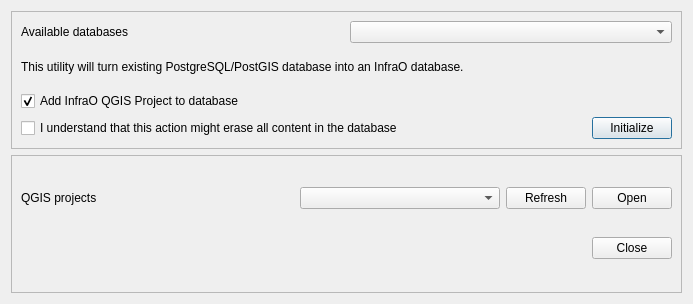
GispoCoding/infrao-plugin, file infrao/resources/ui/db_init.ui: the form before one commit.
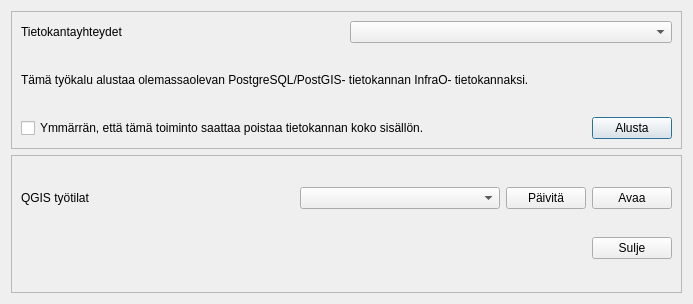
The form after the commit.

What changed in the file:
```diff
--- a/infrao/resources/ui/db_init.ui
+++ b/infrao/resources/ui/db_init.ui
@@ -31,7 +31,7 @@
         <x>0</x>
         <y>0</y>
         <width>673</width>
-        <height>173</height>
+        <height>138</height>
        </rect>
       </property>
       <layout class="QGridLayout" name="gridLayout_2">
@@ -40,7 +40,7 @@
          <item>
           <widget class="QLabel" name="label">
            <property name="text">
-            <string>Available databases</string>
+            <string>Tietokantayhteydet</string>
            </property>
           </widget>
          </item>
@@ -49,12 +49,12 @@
          </item>
         </layout>
        </item>
-       <item row="3" column="0">
+       <item row="2" column="0">
         <layout class="QHBoxLayout" name="horizontalLayout_3">
          <item>
           <widget class="QCheckBox" name="agreedCheckBox">
            <property name="text">
-            <string>I understand that this action might erase all content in the database</string>
+            <string>Ymmärrän, että tämä toiminto saattaa poistaa tietokannan koko sisällön.</string>
            </property>
           </widget>
          </item>
@@ -74,26 +74,16 @@
          <item>
           <widget class="QPushButton" name="btnDbInitialize">
            <property name="text">
-            <string>Initialize</string>
+            <string>Alusta</string>
            </property>
           </widget>
          </item>
         </layout>
        </item>
-       <item row="2" column="0">
-        <widget class="QCheckBox" name="projectCheckBox">
-         <property name="text">
-          <string>Add InfraO QGIS Project to database</string>
-         </property>
-         <property name="checked">
-          <bool>true</bool>
-         </property>
-        </widget>
-       </item>
        <item row="1" column="0">
         <widget class="QLabel" name="label_4">
          <property name="text">
-          <string>&lt;html&gt;&lt;head/&gt;&lt;body&gt;&lt;p&gt;This utility will turn existing PostgreSQL/PostGIS database into an InfraO database.&lt;/p&gt;&lt;/body&gt;&lt;/html&gt;</string>
+          <string>&lt;html&gt;&lt;head/&gt;&lt;body&gt;&lt;p&gt;Tämä työkalu alustaa olemassaolevan PostgreSQL/PostGIS- tietokannan InfraO- tietokannaksi.&lt;/p&gt;&lt;/body&gt;&lt;/html&gt;</string>
          </property>
          <property name="wordWrap">
           <bool>true</bool>
@@ -115,7 +105,7 @@
         <x>0</x>
         <y>0</y>
         <width>673</width>
-        <height>103</height>
+        <height>138</height>
        </rect>
       </property>
       <layout class="QGridLayout" name="gridLayout_3">
@@ -147,7 +137,7 @@
          <item>
           <widget class="QPushButton" name="closeButton">
            <property name="text">
-            <string>Close</string>
+            <string>Sulje</string>
            </property>
           </widget>
          </item>
@@ -158,7 +148,7 @@
          <item>
           <widget class="QLabel" name="label_2">
            <property name="text">
-            <string>QGIS projects</string>
+            <string>QGIS työtilat</string>
            </property>
           </widget>
          </item>
@@ -188,14 +178,14 @@
          <item>
           <widget class="QPushButton" name="refreshProjButton">
            <property name="text">
-            <string>Refresh</string>
+            <string>Päivitä</string>
            </property>
           </widget>
          </item>
          <item>
           <widget class="QPushButton" name="openProjButton">
            <property name="text">
-            <string>Open</string>
+            <string>Avaa</string>
            </property>
           </widget>
          </item>
```
Left out of the diff: 2 changed lines with no effect on the pictures.
